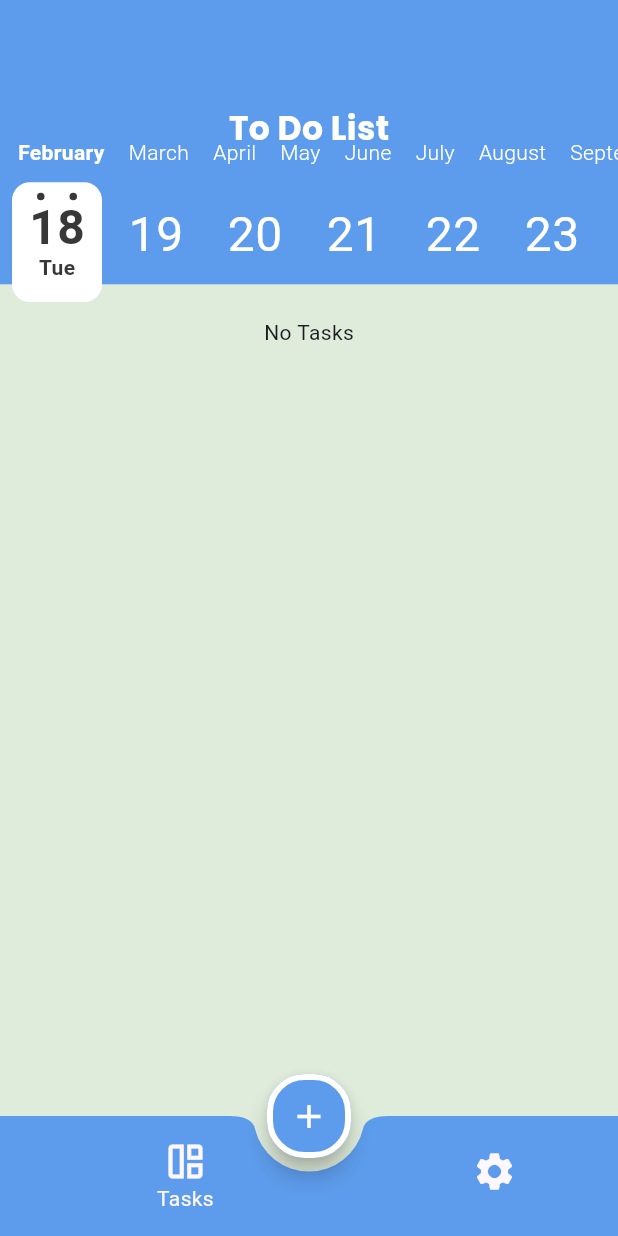
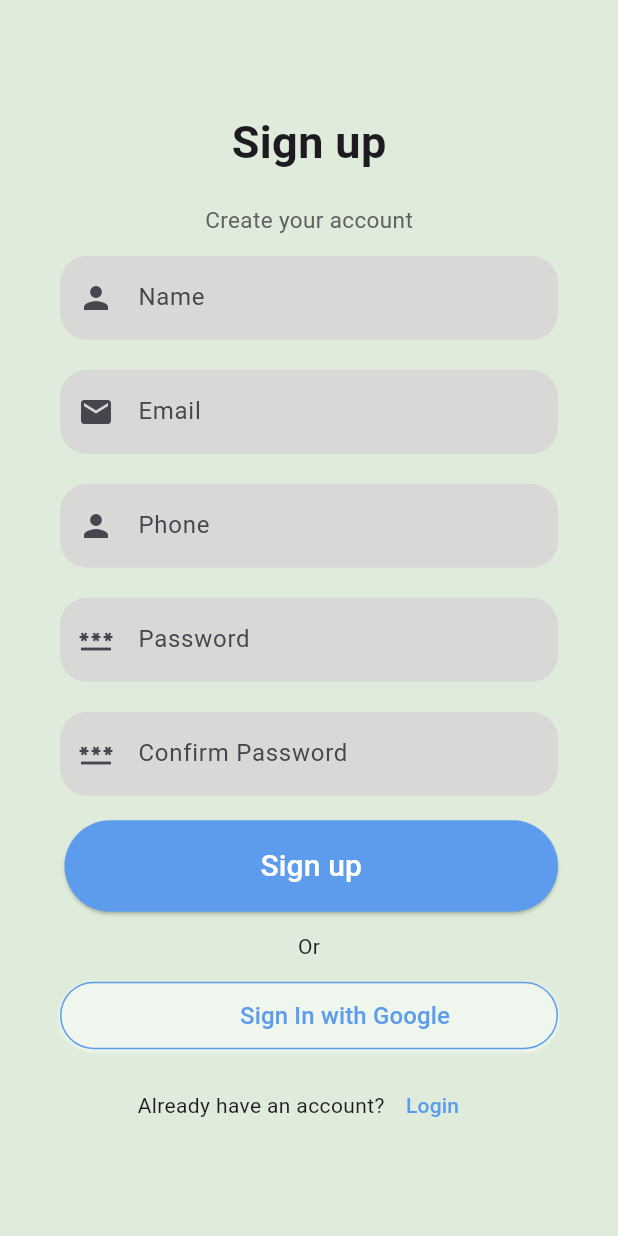
Before and after one commit to Mofarahat95/TODO, a Flutter app: the screen it shows after launch, on a phone screen of 412 x 824 dp. Run offline on Flutter 3.47's test engine with Material 3 defaults, Android fonts, the phone set to English and light mode, and no system bars; drawn by our look-alikes of calendar_timeline; our stand-ins replace cloud_firestore, easy_localization, firebase_auth, firebase_core, flutter_slidable, go_router and 2 more; accounts and stored records are empty.

Commit message:
Firebase Auth done

```diff
--- a/lib/config/routes_manager/routes.dart
+++ b/lib/config/routes_manager/routes.dart
@@ -1,7 +1,7 @@
 abstract class AppRoutes{
   static const String splashRoute='/';
   static const String homeRoute='/home';
-  static const String signUpRoute='';
-  static const String signInRoute='/signIn';
+  static const String signUpRoute='/signUp';
+  static const String loginRoute='/login';
   static const String settingsRoute='/Settings';
 }
--- a/lib/config/routes_manager/routes_manager.dart
+++ b/lib/config/routes_manager/routes_manager.dart
@@ -1,5 +1,7 @@
 import 'package:go_router/go_router.dart';
 import 'package:todo/config/routes_manager/routes.dart';
+import 'package:todo/features/auth/login/presentation/screens/login_screen.dart';
+import 'package:todo/features/auth/signUp/presentation/screens/signup_screen.dart';
 import 'package:todo/features/home/presentation/screens/home_screen.dart';
 import 'package:todo/features/settings/presentation/screens/settings_screen.dart';
 import 'package:todo/features/splash/presentation/screens/splash_screen.dart';
@@ -19,6 +21,14 @@ abstract class RoutesManager {
         path: AppRoutes.settingsRoute,
         builder: (context, state) => SettingsScreen(),
       ),
+      GoRoute(
+        path: AppRoutes.signUpRoute,
+        builder: (context, state) => SignUpScreen(),
+      ),
+      GoRoute(
+        path: AppRoutes.loginRoute,
+        builder: (context, state) => LoginScreen(),
+      ),
     ],
   );
 }
--- /dev/null
+++ b/lib/features/auth/firebase_auth.dart
@@ -0,0 +1,58 @@
+import 'package:cloud_firestore/cloud_firestore.dart';
+import 'package:firebase_auth/firebase_auth.dart';
+import 'package:todo/features/auth/signup/data/user_model.dart';
+
+class FireAuth {
+  static signUpAccount(
+    String email,
+    String password, {
+    required UserModel model,
+    required Function onSuccess,
+    required Function onError,
+  }) async {
+    try {
+      final credintial =
+          await FirebaseAuth.instance.createUserWithEmailAndPassword(
+        email: email,
+        password: password,
+      );
+      addUser(model);
+      credintial.user?.sendEmailVerification();
+      onSuccess();
+    } on FirebaseAuthException catch (e) {
+      onError(e.message);
+    } catch (e) {
+      onError(e.toString());
+    }
+  }
+
+  static CollectionReference<UserModel> getUserCollection() {
+    return FirebaseFirestore.instance
+        .collection('Users')
+        .withConverter<UserModel>(
+            fromFirestore: (snapshot, _) => UserModel.fromJson(
+                  snapshot.data()!,
+                ),
+            toFirestore: (user, _) => user.toJson());
+  }
+
+  static Future<void> addUser(UserModel model) async {
+    model.id = FirebaseAuth.instance.currentUser!.uid;
+    var collection = getUserCollection();
+    var docRef = collection.doc(model.id);
+    docRef.set(model);
+  }
+
+  static loginAccount(String email, String password) async {
+    try {
+      final credential = await FirebaseAuth.instance
+          .signInWithEmailAndPassword(email: email, password: password);
+    } on FirebaseAuthException catch (e) {
+      if (e.code == 'user-not-found') {
+        print('No user found for that email.');
+      } else if (e.code == 'wrong-password') {
+        print('Wrong password provided for that user.');
+      }
+    }
+  }
+}
--- /dev/null
+++ b/lib/features/auth/signup/data/user_model.dart
@@ -0,0 +1,30 @@
+class UserModel {
+  String id='';
+  String name;
+  String email;
+  String phone;
+
+  UserModel({
+    required this.id,
+    required this.name,
+    required this.phone,
+    required this.email,
+  });
+
+  UserModel.fromJson(Map<String, dynamic> json)
+      : this(
+          id: json['id'],
+          name: json['name'],
+          email: json['email'],
+          phone: json['phone'],
+        );
+
+  Map<String, dynamic> toJson() {
+    return {
+      'id': id,
+      'name': name,
+      'email': email,
+      'phone': phone,
+    };
+  }
+}
--- /dev/null
+++ b/lib/features/auth/signup/presentation/screens/signup_screen.dart
@@ -0,0 +1,239 @@
+import 'package:flutter/material.dart';
+import 'package:go_router/go_router.dart';
+import 'package:todo/config/routes_manager/routes.dart';
+import 'package:todo/core/utils/colors_manager.dart';
+import 'package:todo/features/auth/firebase_auth.dart';
+import 'package:todo/features/auth/signup/data/user_model.dart';
+import 'package:todo/firebase_functions.dart';
+
+class SignUpScreen extends StatefulWidget {
+  SignUpScreen({super.key});
+
+  @override
+  State<SignUpScreen> createState() => _SignUpScreenState();
+}
+
+class _SignUpScreenState extends State<SignUpScreen> {
+  TextEditingController _confirempassword = TextEditingController();
+
+  var _password = TextEditingController();
+
+  var _email = TextEditingController();
+  var _name = TextEditingController();
+
+  var _phone = TextEditingController();
+
+  /*@override
+  void dispose() {
+    // TODO: implement dispose
+    super.dispose();
+    _email.dispose();
+    _password.dispose();
+    _name.dispose();
+    _confirempassword.dispose();
+    _phone.dispose();
+  }
+*/
+  @override
+  Widget build(BuildContext context) {
+    return Scaffold(
+      body: SingleChildScrollView(
+        child: Container(
+          padding: const EdgeInsets.symmetric(horizontal: 40),
+          height: MediaQuery.of(context).size.height - 50,
+          width: double.infinity,
+          child: Column(
+            mainAxisAlignment: MainAxisAlignment.spaceEvenly,
+            crossAxisAlignment: CrossAxisAlignment.stretch,
+            children: <Widget>[
+              Column(
+                children: <Widget>[
+                  const SizedBox(height: 60.0),
+                  const Text(
+                    "Sign up",
+                    style: TextStyle(
+                      fontSize: 30,
+                      fontWeight: FontWeight.bold,
+                    ),
+                  ),
+                  const SizedBox(
+                    height: 20,
+                  ),
+                  Text(
+                    "Create your account",
+                    style: TextStyle(fontSize: 15, color: Colors.grey[700]),
+                  )
+                ],
+              ),
+              Column(
+                children: <Widget>[
+                  TextField(
+                    controller: _name,
+                    decoration: InputDecoration(
+                      hintText: "Name",
+                      border: OutlineInputBorder(
+                          borderRadius: BorderRadius.circular(18),
+                          borderSide: BorderSide.none),
+                      fillColor: Colors.purple.withOpacity(0.1),
+                      filled: true,
+                      prefixIcon: const Icon(Icons.person),
+                    ),
+                  ),
+                  const SizedBox(height: 20),
+                  TextField(
+                    controller: _email,
+                    decoration: InputDecoration(
+                        hintText: "Email",
+                        border: OutlineInputBorder(
+                            borderRadius: BorderRadius.circular(18),
+                            borderSide: BorderSide.none),
+                        fillColor: Colors.purple.withOpacity(0.1),
+                        filled: true,
+                        prefixIcon: const Icon(Icons.email)),
+                  ),
+                  const SizedBox(height: 20),
+                  TextField(
+                    controller: _phone,
+                    decoration: InputDecoration(
+                        hintText: "Phone",
+                        border: OutlineInputBorder(
+                            borderRadius: BorderRadius.circular(18),
+                            borderSide: BorderSide.none),
+                        fillColor: Colors.purple.withOpacity(0.1),
+                        filled: true,
+                        prefixIcon: const Icon(Icons.person)),
+                  ),
+                  const SizedBox(height: 20),
+                  TextField(
+                    controller: _password,
+                    decoration: InputDecoration(
+                      hintText: "Password",
+                      border: OutlineInputBorder(
+                          borderRadius: BorderRadius.circular(18),
+                          borderSide: BorderSide.none),
+                      fillColor: Colors.purple.withOpacity(0.1),
+                      filled: true,
+                      prefixIcon: const Icon(Icons.password),
+                    ),
+                    obscureText: true,
+                  ),
+                  const SizedBox(height: 20),
+                  TextField(
+                    decoration: InputDecoration(
+                      hintText: "Confirm Password",
+                      border: OutlineInputBorder(
+                          borderRadius: BorderRadius.circular(18),
+                          borderSide: BorderSide.none),
+                      fillColor: Colors.purple.withOpacity(0.1),
+                      filled: true,
+                      prefixIcon: const Icon(Icons.password),
+                    ),
+                    obscureText: true,
+                  ),
+                ],
+              ),
+              Container(
+                  padding: const EdgeInsets.only(top: 3, left: 3),
+                  child: ElevatedButton(
+                    onPressed: () {
+                      FireAuth.signUpAccount(
+                        _email.text,
+                        _password.text,
+                        model: UserModel(
+                            id: '',
+                            name: _name.text,
+                            phone: _phone.text,
+                            email: _email.text),
+                        onSuccess: () {
+                          GoRouter.of(context)
+                              .pushReplacement(AppRoutes.loginRoute);
+                        },
+                        onError: (message) {
+                          showDialog(
+                            context: context,
+                            builder: (context) => AlertDialog(
+                              title: Text('Error'),
+                              content: Text(message),
+                              actions: [
+                                ElevatedButton(
+                                    onPressed: () {
+                                      GoRouter.of(context).pop();
+                                    },
+                                    child: Text('Ok'))
+                              ],
+                            ),
+                          );
+                        },
+                      );
+                    },
+                    child: const Text(
+                      "Sign up",
+                      style: TextStyle(fontSize: 20, color: Colors.white),
+                    ),
+                    style: ElevatedButton.styleFrom(
+                      shape: const StadiumBorder(),
+                      padding: const EdgeInsets.symmetric(vertical: 16),
+                      backgroundColor: AppColors.primaryColor,
+                    ),
+                  )),
+              const Center(child: Text("Or")),
+              Container(
+                height: 45,
+                decoration: BoxDecoration(
+                  borderRadius: BorderRadius.circular(25),
+                  border: Border.all(
+                    color: AppColors.primaryColor,
+                  ),
+                  boxShadow: [
+                    BoxShadow(
+                      color: Colors.white.withOpacity(0.5),
+                      spreadRadius: 1,
+                      blurRadius: 1,
+                      offset: const Offset(0, 1), // changes position of shadow
+                    ),
+                  ],
+                ),
+                child: TextButton(
+                  onPressed: () {},
+                  child: Row(
+                    mainAxisAlignment: MainAxisAlignment.center,
+                    children: [
+                      Container(
+                        height: 30.0,
+                        width: 30.0,
+                        decoration: const BoxDecoration(),
+                      ),
+                      const SizedBox(width: 18),
+                      const Text(
+                        "Sign In with Google",
+                        style: TextStyle(
+                          fontSize: 16,
+                          color: AppColors.primaryColor,
+                        ),
+                      ),
+                    ],
+                  ),
+                ),
+              ),
+              Row(
+                mainAxisAlignment: MainAxisAlignment.center,
+                children: <Widget>[
+                  const Text("Already have an account?"),
+                  TextButton(
+                      onPressed: () {
+                        GoRouter.of(context)
+                            .pushReplacement(AppRoutes.loginRoute);
+                      },
+                      child: const Text(
+                        "Login",
+                        style: TextStyle(color: AppColors.primaryColor),
+                      ))
+                ],
+              )
+            ],
+          ),
+        ),
+      ),
+    );
+  }
+}
--- a/lib/features/splash/presentation/screens/splash_screen.dart
+++ b/lib/features/splash/presentation/screens/splash_screen.dart
@@ -17,7 +17,7 @@ class _SplashScreenState extends State<SplashScreen> {
   @override
   void initState() {
     // TODO: implement initState
-    navigateToHome(context);
+    navigateTo(context);
   }
   @override
   Widget build(BuildContext context) {
--- a/lib/features/splash/presentation/widgets/navigate_to_home.dart
+++ b/lib/features/splash/presentation/widgets/navigate_to_home.dart
@@ -3,11 +3,11 @@ import 'package:flutter/cupertino.dart';
 import 'package:go_router/go_router.dart';
 import 'package:todo/config/routes_manager/routes.dart';
 
-void navigateToHome(BuildContext context) {
+void navigateTo(BuildContext context) {
   Future.delayed(
     const Duration(seconds: 3),
         () {
-      GoRouter.of(context).pushReplacement(AppRoutes.homeRoute);
+      GoRouter.of(context).pushReplacement(AppRoutes.signUpRoute);
     },
   );
 }
--- a/lib/features/tasks/domain/task_model.dart
+++ b/lib/features/tasks/data/task_model.dart
@@ -4,16 +4,20 @@ class TaskModel {
   final int date;
   final bool isDone;
   String id;
+  String uid;
 
   TaskModel({
     this.id = '',
     required this.title,
+    required this.uid,
     required this.description,
     required this.date,
     this.isDone = false,
   });
+
   TaskModel.fromJson(Map<String, dynamic> json)
       : this(
+          uid: json['uid'],
           title: json['title'],
           description: json['description'],
           date: json['date'],
@@ -23,6 +27,7 @@ class TaskModel {
 
   Map<String, dynamic> toJson() {
     return {
+      'uid': uid,
       'id': id,
       'title': title,
       'description': description,
--- a/lib/features/tasks/presentation/widgets/add_task_widget.dart
+++ b/lib/features/tasks/presentation/widgets/add_task_widget.dart
@@ -1,3 +1,4 @@
+import 'package:firebase_auth/firebase_auth.dart';
 import 'package:flutter/material.dart';
 import 'package:go_router/go_router.dart';
 import 'package:provider/provider.dart';
@@ -7,7 +8,7 @@ import 'package:todo/core/utils/strings_manager.dart';
 import 'package:todo/core/utils/styles_manager.dart';
 import 'package:todo/core/utils/values_manager.dart';
 import 'package:todo/features/settings/presentation/provider/settings_provider.dart';
-import 'package:todo/features/tasks/domain/task_model.dart';
+import 'package:todo/features/tasks/data/task_model.dart';
 import 'package:todo/features/tasks/presentation/providers/date_picker_provider.dart';
 import 'package:todo/firebase_functions.dart';
 
@@ -22,6 +23,7 @@ class _AddTaskWidgetState extends State<AddTaskWidget> {
   var titleController = TextEditingController();
   var desController = TextEditingController();
   var dateController = TextEditingController();
+
   @override
   Widget build(BuildContext context) {
     return ChangeNotifierProvider(
@@ -98,6 +100,7 @@ class _AddTaskWidgetState extends State<AddTaskWidget> {
                     ),
                     onPressed: () {
                       FirebaseFunctions.addTask(TaskModel(
+                        uid: FirebaseAuth.instance.currentUser!.uid,
                         title: titleController.text,
                         description: desController.text,
                         date: DateUtils.dateOnly(pro.selectedDatePicker)
--- a/lib/features/tasks/presentation/widgets/task_card.dart
+++ b/lib/features/tasks/presentation/widgets/task_card.dart
@@ -5,7 +5,7 @@ import 'package:todo/core/utils/fonts_manager.dart';
 import 'package:todo/core/utils/styles_manager.dart';
 import 'package:todo/core/utils/values_manager.dart';
 import 'package:todo/features/settings/presentation/provider/settings_provider.dart';
-import 'package:todo/features/tasks/domain/task_model.dart';
+import 'package:todo/features/tasks/data/task_model.dart';
 import 'package:todo/features/tasks/presentation/widgets/CustomSlidable.dart';
 import 'package:todo/firebase_functions.dart';
 
--- a/lib/firebase_functions.dart
+++ b/lib/firebase_functions.dart
@@ -1,6 +1,7 @@
 import 'package:cloud_firestore/cloud_firestore.dart';
+import 'package:firebase_auth/firebase_auth.dart';
 import 'package:flutter/material.dart';
-import 'package:todo/features/tasks/domain/task_model.dart';
+import 'package:todo/features/tasks/data/task_model.dart';
 
 class FirebaseFunctions {
   static CollectionReference<TaskModel> getCollection() {
@@ -22,7 +23,9 @@ class FirebaseFunctions {
   static Stream<QuerySnapshot<TaskModel>> getTasks(DateTime date) {
     var collection = getCollection();
     return collection
-        .where("date", isEqualTo: DateUtils.dateOnly(date).millisecondsSinceEpoch)
+        .where("uid", isEqualTo: FirebaseAuth.instance.currentUser!.uid)
+        .where("date",
+            isEqualTo: DateUtils.dateOnly(date).millisecondsSinceEpoch)
         .snapshots();
   }
 
--- a/lib/main.dart
+++ b/lib/main.dart
@@ -1,3 +1,4 @@
+import 'package:cloud_firestore/cloud_firestore.dart';
 import 'package:easy_localization/easy_localization.dart';
 import 'package:firebase_core/firebase_core.dart';
 import 'package:flutter/cupertino.dart';
@@ -5,6 +6,8 @@ import 'package:flutter/material.dart';
 import 'package:provider/provider.dart';
 import 'package:todo/config/routes_manager/routes_manager.dart';
 import 'package:todo/config/theme/my_theme.dart';
+import 'package:todo/features/auth/firebase_auth.dart';
+import 'package:todo/features/auth/signup/data/user_model.dart';
 import 'package:todo/features/settings/presentation/provider/settings_provider.dart';
 
 import 'firebase_options.dart';
@@ -14,6 +17,7 @@ main() async {
   await Firebase.initializeApp(
     options: DefaultFirebaseOptions.currentPlatform,
   );
+  await FirebaseFirestore.instance.enableNetwork();
   await EasyLocalization.ensureInitialized();
 
   runApp(
@@ -23,13 +27,13 @@ main() async {
       path: 'lib/config/language',
       child: ChangeNotifierProvider(
           create: (context) => SettingsProvider()..getTheme(),
-          child: const todo()),
+          child: const TodoApp()),
     ),
   );
 }
 
-class todo extends StatelessWidget {
-  const todo({super.key});
+class TodoApp extends StatelessWidget {
+  const TodoApp({super.key});
 
   @override
   Widget build(BuildContext context) {
--- a/pubspec.yaml
+++ b/pubspec.yaml
@@ -43,6 +43,7 @@ dependencies:
   shared_preferences: ^2.5.1
   firebase_core: ^3.11.0
   cloud_firestore: ^5.6.3
+  firebase_auth: ^5.4.2
 
 dev_dependencies:
   flutter_test:
```
Also changed, not shown: lib/features/auth/login/presentation/screens/login_screen.dart (added, +119 -0 lines), pubspec.lock, 2 other files.
